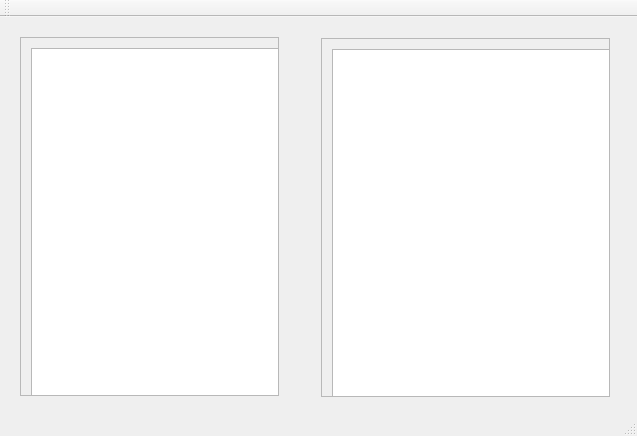
Qt form hellowindow.ui (codehelp/deb_qview) before a commit.
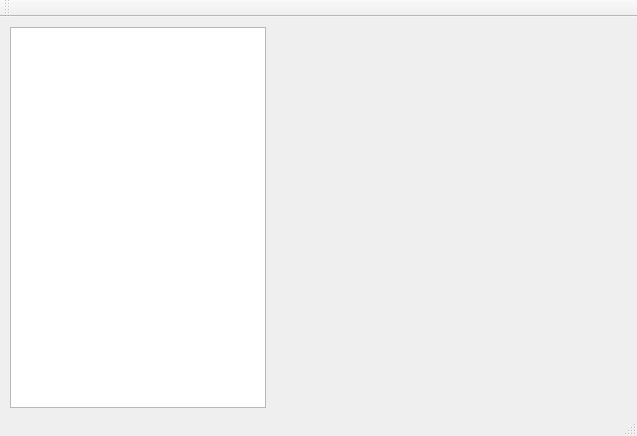
The same form after that commit.

```diff
--- a/hellowindow.ui
+++ b/hellowindow.ui
@@ -14,83 +14,15 @@
    <string>HelloWindow</string>
   </property>
   <widget class="QWidget" name="centralWidget">
-   <widget class="QWidget" name="verticalLayoutWidget">
+   <widget class="QTreeView" name="treeView">
     <property name="geometry">
      <rect>
-      <x>9</x>
-      <y>9</y>
-      <width>281</width>
-      <height>381</height>
-     </rect>
-    </property>
-    <layout class="QVBoxLayout" name="verticalLayout">
-     <item>
-      <widget class="QScrollArea" name="scrollArea">
-       <property name="widgetResizable">
-        <bool>true</bool>
-       </property>
-       <widget class="QWidget" name="scrollAreaWidgetContents">
-        <property name="geometry">
-         <rect>
-          <x>0</x>
-          <y>0</y>
-          <width>277</width>
-          <height>377</height>
-         </rect>
-        </property>
-        <widget class="QListWidget" name="fileviewer">
-         <property name="geometry">
-          <rect>
-           <x>10</x>
-           <y>10</y>
-           <width>256</width>
-           <height>351</height>
-          </rect>
-         </property>
-        </widget>
-       </widget>
-      </widget>
-     </item>
-    </layout>
-   </widget>
-   <widget class="QWidget" name="verticalLayoutWidget_2">
-    <property name="geometry">
-     <rect>
-      <x>310</x>
+      <x>10</x>
       <y>10</y>
-      <width>311</width>
+      <width>256</width>
       <height>381</height>
      </rect>
     </property>
-    <layout class="QVBoxLayout" name="verticalLayout_2">
-     <item>
-      <widget class="QScrollArea" name="scrollArea_2">
-       <property name="widgetResizable">
-        <bool>true</bool>
-       </property>
-       <widget class="QWidget" name="scrollAreaWidgetContents_2">
-        <property name="geometry">
-         <rect>
-          <x>0</x>
-          <y>0</y>
-          <width>307</width>
-          <height>377</height>
-         </rect>
-        </property>
-        <widget class="QListWidget" name="contentList">
-         <property name="geometry">
-          <rect>
-           <x>10</x>
-           <y>10</y>
-           <width>281</width>
-           <height>351</height>
-          </rect>
-         </property>
-        </widget>
-       </widget>
-      </widget>
-     </item>
-    </layout>
    </widget>
   </widget>
   <widget class="QToolBar" name="mainToolBar">
```
